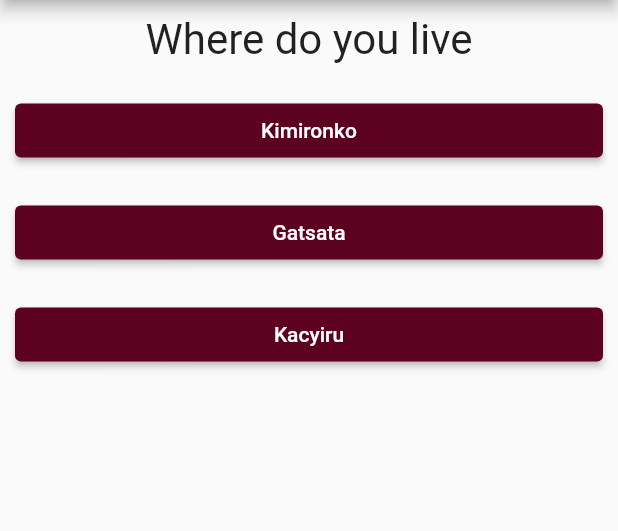
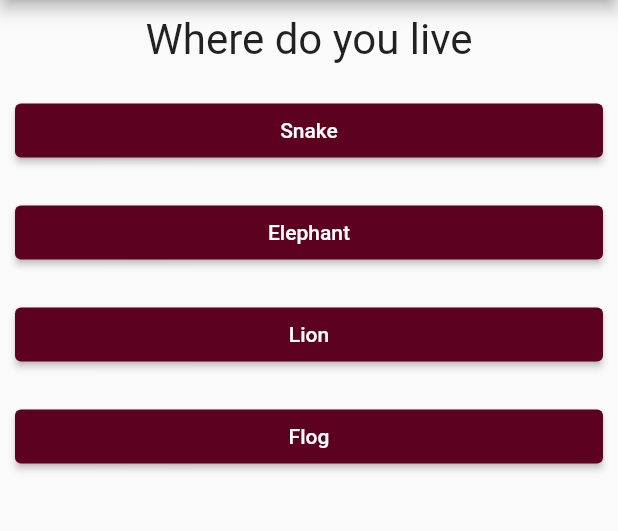
Before and after one commit to JunoSoft/flutterapp2, a Flutter app: the screen it shows after launch, after a tap on "Red", after a tap on "Juno", on a phone screen of 412 x 824 dp, the part 84-615 px from its top. Run offline on Flutter 3.47's test engine with Material 2 defaults, Android fonts, the phone set to English and light mode, and no system bars.

Commit message:
added feature

```diff
--- a/lib/main.dart
+++ b/lib/main.dart
@@ -18,9 +18,12 @@ class MyApp extends StatefulWidget {
 
 class MyAppState extends State<MyApp> {
   var _questionIndex = 0;
-  void _answerQuestion() {
+  var _totalScore = 0;
+  void _answerQuestion(int score) {
+    _totalScore += score;
     setState(() {
       _questionIndex++;
+
     });
   }
 
@@ -29,15 +32,30 @@ class MyAppState extends State<MyApp> {
     var questions = [
       {
         'questionText': 'What your favolite color',
-        'answer': ['Red', 'Blue', 'Green', 'White']
+        'answer': [
+          {'text': 'Red','score':10},
+          {'text': 'Blue','score':5},
+          {'text': 'Green','score':3},
+          {'text': 'White','score':1}
+        ]
       },
       {
         'questionText': 'What is Your name?',
-        'answer': ['Albert', 'Juno', 'MAx', 'Didier']
+        'answer':  [
+          {'text': 'Albert','score':5},
+          {'text': 'Juno','score':2},
+          {'text': 'Max','score':2},
+          {'text': 'Didier','score':1}
+        ]
       },
       {
         'questionText': 'Where do you live',
-        'answer': ['Kimironko', 'Gatsata', 'Kacyiru']
+        'answer': [
+          {'text': 'Snake','score':-10},
+          {'text': 'Elephant','score':5},
+          {'text': 'Lion','score':5},
+          {'text': 'Flog','score':1}
+        ]
       }
     ];
 
@@ -46,7 +64,12 @@ class MyAppState extends State<MyApp> {
         appBar: AppBar(
           title: const Text('My first App'),
         ),
-        body: _questionIndex<questions.length? Quiz(answerQuestion:_answerQuestion,questionIndex:_questionIndex,questions:questions):const Result(),
+        body: _questionIndex < questions.length
+            ? Quiz(
+                answerQuestion: _answerQuestion,
+                questionIndex: _questionIndex,
+                questions: questions)
+            : Result(resultScore:_totalScore),
       ),
     );
   }
--- a/lib/quiz.dart
+++ b/lib/quiz.dart
@@ -5,7 +5,7 @@ import './ansuer.dart';
 class Quiz extends StatelessWidget {
   final List<Map<String, Object>> questions;
   final int questionIndex;
-  final VoidCallback answerQuestion;
+  final Function answerQuestion;
   const Quiz(
       {required this.answerQuestion,
       required this.questionIndex,
@@ -17,8 +17,8 @@ class Quiz extends StatelessWidget {
     return Column(
       children: [
         Question(questions[questionIndex]['questionText'] as String),
-        ...(questions[questionIndex]['answer'] as List<String>).map((answer) {
-          return Ansuer(answerQuestion, answer);
+        ...(questions[questionIndex]['answer'] as List<Map<String, Object>>).map((answer) {
+          return Ansuer(()=>answerQuestion(answer['score'] ), answer['text'] as String);
         }).toList()
       ],
     );
```
Also changed, not shown: lib/result.dart (+19 -3 lines).
